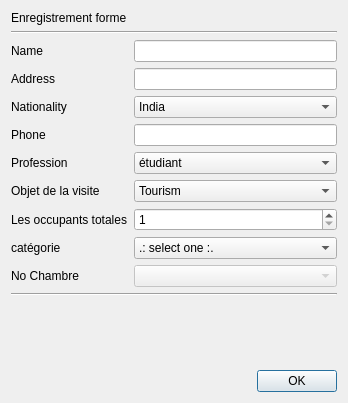
First picture: the form in checkinform.ui, repository abdeljalilanane/Innovative-Hotel-Manager, before the edit.
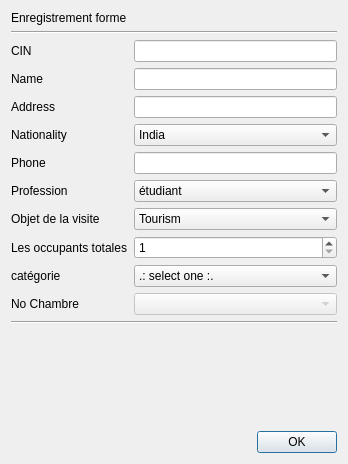
Second picture: the form after the edit.

Diff of the .ui file:
```diff
--- a/checkinform.ui
+++ b/checkinform.ui
@@ -7,157 +7,50 @@
     <x>0</x>
     <y>0</y>
     <width>348</width>
-    <height>403</height>
+    <height>464</height>
    </rect>
   </property>
   <property name="windowTitle">
    <string>Check-in Form</string>
   </property>
   <layout class="QGridLayout" name="gridLayout">
-   <item row="0" column="0" colspan="2">
-    <widget class="QLabel" name="label">
-     <property name="text">
-      <string>&lt;html&gt;&lt;head/&gt;&lt;body&gt;&lt;p&gt;Enregistrement forme&lt;/p&gt;&lt;/body&gt;&lt;/html&gt;</string>
-     </property>
-    </widget>
-   </item>
-   <item row="1" column="0" colspan="3">
-    <widget class="Line" name="line">
-     <property name="orientation">
-      <enum>Qt::Horizontal</enum>
-     </property>
-    </widget>
-   </item>
-   <item row="2" column="0">
-    <widget class="QLabel" name="label_2">
-     <property name="text">
-      <string>Name</string>
-     </property>
-    </widget>
-   </item>
-   <item row="2" column="2">
-    <widget class="QLineEdit" name="nameText"/>
-   </item>
-   <item row="3" column="0">
-    <widget class="QLabel" name="label_3">
-     <property name="text">
-      <string>Address</string>
+   <item row="11" column="2">
+    <widget class="QComboBox" name="roomList">
+     <property name="enabled">
+      <bool>false</bool>
      </property>
     </widget>
    </item>
    <item row="3" column="2">
-    <widget class="QLineEdit" name="addText"/>
+    <widget class="QLineEdit" name="nameText"/>
    </item>
-   <item row="4" column="0" colspan="2">
-    <widget class="QLabel" name="label_4">
-     <property name="text">
-      <string>Nationality</string>
+   <item row="13" column="0" colspan="3">
+    <spacer name="verticalSpacer">
+     <property name="orientation">
+      <enum>Qt::Vertical</enum>
      </property>
-    </widget>
-   </item>
-   <item row="4" column="2">
-    <widget class="QComboBox" name="nationality">
-     <item>
-      <property name="text">
-       <string>India</string>
-      </property>
-     </item>
-     <item>
-      <property name="text">
-       <string>Bangladesh</string>
-      </property>
-     </item>
-     <item>
-      <property name="text">
-       <string>Bhutan</string>
-      </property>
-     </item>
-     <item>
-      <property name="text">
-       <string>China</string>
-      </property>
-     </item>
-     <item>
-      <property name="text">
-       <string>Myanmar</string>
-      </property>
-     </item>
-     <item>
-      <property name="text">
-       <string>Nepal</string>
-      </property>
-     </item>
-     <item>
-      <property name="text">
-       <string>Pakistan</string>
-      </property>
-     </item>
-     <item>
-      <property name="text">
-       <string>Sri Lanka</string>
-      </property>
-     </item>
-    </widget>
-   </item>
-   <item row="5" column="0">
-    <widget class="QLabel" name="label_5">
-     <property name="text">
-      <string>Phone</string>
+     <property name="sizeHint" stdset="0">
+      <size>
+       <width>20</width>
+       <height>40</height>
+      </size>
      </property>
-    </widget>
-   </item>
-   <item row="5" column="2">
-    <widget class="QLineEdit" name="phone"/>
-   </item>
-   <item row="6" column="0" colspan="2">
-    <widget class="QLabel" name="label_6">
-     <property name="text">
-      <string>Profession</string>
-     </property>
-    </widget>
+    </spacer>
    </item>
    <item row="6" column="2">
-    <widget class="QComboBox" name="occupation">
-     <item>
-      <property name="text">
-       <string>étudiant</string>
-      </property>
-     </item>
-     <item>
-      <property name="text">
-       <string>Homme d'affaires</string>
-      </property>
-     </item>
-     <item>
-      <property name="text">
-       <string>Govt. Employee</string>
-      </property>
-     </item>
-     <item>
-      <property name="text">
-       <string>Corporate Employee</string>
-      </property>
-     </item>
-     <item>
-      <property name="text">
-       <string>Freelancer</string>
-      </property>
-     </item>
-     <item>
-      <property name="text">
-       <string>Other</string>
-      </property>
-     </item>
-    </widget>
+    <widget class="QLineEdit" name="phone"/>
    </item>
-   <item row="7" column="0" colspan="2">
-    <widget class="QLabel" name="label_7">
-     <property name="text">
-      <string>Objet de la visite</string>
+   <item row="9" column="2">
+    <widget class="QSpinBox" name="occupant">
+     <property name="minimum">
+      <number>1</number>
      </property>
+     <property name="maximum">
+      <number>5</number>
+     </property>
     </widget>
    </item>
-   <item row="7" column="2">
+   <item row="8" column="2">
     <widget class="QComboBox" name="purpose">
      <item>
       <property name="text">
@@ -191,31 +84,14 @@
      </item>
     </widget>
    </item>
-   <item row="8" column="0" colspan="2">
-    <widget class="QLabel" name="label_8">
+   <item row="11" column="0">
+    <widget class="QLabel" name="label_10">
      <property name="text">
-      <string>Les occupants totales</string>
+      <string>No Chambre</string>
      </property>
     </widget>
    </item>
-   <item row="8" column="2">
-    <widget class="QSpinBox" name="occupant">
-     <property name="minimum">
-      <number>1</number>
-     </property>
-     <property name="maximum">
-      <number>5</number>
-     </property>
-    </widget>
-   </item>
-   <item row="9" column="0">
-    <widget class="QLabel" name="label_9">
-     <property name="text">
-      <string>catégorie</string>
-     </property>
-    </widget>
-   </item>
-   <item row="9" column="2">
+   <item row="10" column="2">
     <widget class="QComboBox" name="catList">
      <property name="minimumSize">
       <size>
@@ -230,41 +106,51 @@
      </item>
     </widget>
    </item>
-   <item row="10" column="0">
-    <widget class="QLabel" name="label_10">
-     <property name="text">
-      <string>No Chambre</string>
-     </property>
+   <item row="5" column="2">
+    <widget class="QComboBox" name="nationality">
+     <item>
+      <property name="text">
+       <string>India</string>
+      </property>
+     </item>
+     <item>
+      <property name="text">
+       <string>Bangladesh</string>
+      </property>
+     </item>
+     <item>
+      <property name="text">
+       <string>Bhutan</string>
+      </property>
+     </item>
+     <item>
+      <property name="text">
+       <string>China</string>
+      </property>
+     </item>
+     <item>
+      <property name="text">
+       <string>Myanmar</string>
+      </property>
+     </item>
+     <item>
+      <property name="text">
+       <string>Nepal</string>
+      </property>
+     </item>
+     <item>
+      <property name="text">
+       <string>Pakistan</string>
+      </property>
+     </item>
+     <item>
+      <property name="text">
+       <string>Sri Lanka</string>
+      </property>
+     </item>
     </widget>
    </item>
-   <item row="10" column="2">
-    <widget class="QComboBox" name="roomList">
-     <property name="enabled">
-      <bool>false</bool>
-     </property>
-    </widget>
-   </item>
-   <item row="11" column="0" colspan="3">
-    <widget class="Line" name="line_3">
-     <property name="orientation">
-      <enum>Qt::Horizontal</enum>
-     </property>
-    </widget>
-   </item>
-   <item row="12" column="0" colspan="3">
-    <spacer name="verticalSpacer">
-     <property name="orientation">
-      <enum>Qt::Vertical</enum>
-     </property>
-     <property name="sizeHint" stdset="0">
-      <size>
-       <width>20</width>
-       <height>40</height>
-      </size>
-     </property>
-    </spacer>
-   </item>
-   <item row="13" column="0" colspan="3">
+   <item row="14" column="0" colspan="3">
     <layout class="QHBoxLayout" name="horizontalLayout">
      <item>
       <spacer name="horizontalSpacer">
@@ -291,6 +177,130 @@
      </item>
     </layout>
    </item>
+   <item row="0" column="0" colspan="2">
+    <widget class="QLabel" name="label">
+     <property name="text">
+      <string>&lt;html&gt;&lt;head/&gt;&lt;body&gt;&lt;p&gt;Enregistrement forme&lt;/p&gt;&lt;/body&gt;&lt;/html&gt;</string>
+     </property>
+    </widget>
+   </item>
+   <item row="7" column="0" colspan="2">
+    <widget class="QLabel" name="label_6">
+     <property name="text">
+      <string>Profession</string>
+     </property>
+    </widget>
+   </item>
+   <item row="5" column="0" colspan="2">
+    <widget class="QLabel" name="label_4">
+     <property name="text">
+      <string>Nationality</string>
+     </property>
+    </widget>
+   </item>
+   <item row="4" column="0">
+    <widget class="QLabel" name="label_3">
+     <property name="text">
+      <string>Address</string>
+     </property>
+    </widget>
+   </item>
+   <item row="3" column="0">
+    <widget class="QLabel" name="label_2">
+     <property name="text">
+      <string>Name</string>
+     </property>
+    </widget>
+   </item>
+   <item row="12" column="0" colspan="3">
+    <widget class="Line" name="line_3">
+     <property name="orientation">
+      <enum>Qt::Horizontal</enum>
+     </property>
+    </widget>
+   </item>
+   <item row="4" column="2">
+    <widget class="QLineEdit" name="addText"/>
+   </item>
+   <item row="6" column="0">
+    <widget class="QLabel" name="label_5">
+     <property name="text">
+      <string>Phone</string>
+     </property>
+    </widget>
+   </item>
+   <item row="7" column="2">
+    <widget class="QComboBox" name="occupation">
+     <item>
+      <property name="text">
+       <string>étudiant</string>
+      </property>
+     </item>
+     <item>
+      <property name="text">
+       <string>Homme d'affaires</string>
+      </property>
+     </item>
+     <item>
+      <property name="text">
+       <string>Govt. Employee</string>
+      </property>
+     </item>
+     <item>
+      <property name="text">
+       <string>Corporate Employee</string>
+      </property>
+     </item>
+     <item>
+      <property name="text">
+       <string>Freelancer</string>
+      </property>
+     </item>
+     <item>
+      <property name="text">
+       <string>Other</string>
+      </property>
+     </item>
+    </widget>
+   </item>
+   <item row="8" column="0" colspan="2">
+    <widget class="QLabel" name="label_7">
+     <property name="text">
+      <string>Objet de la visite</string>
+     </property>
+    </widget>
+   </item>
+   <item row="1" column="0" colspan="3">
+    <widget class="Line" name="line">
+     <property name="orientation">
+      <enum>Qt::Horizontal</enum>
+     </property>
+    </widget>
+   </item>
+   <item row="9" column="0" colspan="2">
+    <widget class="QLabel" name="label_8">
+     <property name="text">
+      <string>Les occupants totales</string>
+     </property>
+    </widget>
+   </item>
+   <item row="10" column="0">
+    <widget class="QLabel" name="label_9">
+     <property name="text">
+      <string>catégorie</string>
+     </property>
+    </widget>
+   </item>
+   <item row="2" column="2">
+    <widget class="QLineEdit" name="LinCIN"/>
+   </item>
+   <item row="2" column="0">
+    <widget class="QLabel" name="label_11">
+     <property name="text">
+      <string>CIN</string>
+     </property>
+    </widget>
+   </item>
   </layout>
  </widget>
  <resources/>
```
Left out of the diff: 13 changed lines with no effect on the pictures.
